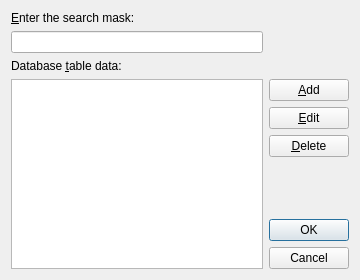
olgerd27/gtes_starts, file gtes_starts/dlgs/simple_db_table_dialog.ui: the form before one commit.
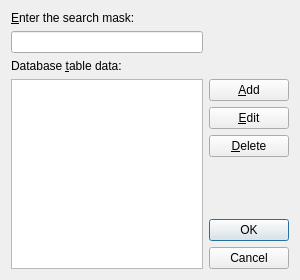
The form after the commit. Icons and pictures are not drawn.

The edit to the form file:
```diff
--- a/gtes_starts/dlgs/simple_db_table_dialog.ui
+++ b/gtes_starts/dlgs/simple_db_table_dialog.ui
@@ -6,7 +6,7 @@
    <rect>
     <x>0</x>
     <y>0</y>
-    <width>360</width>
+    <width>300</width>
     <height>280</height>
    </rect>
   </property>
```
Left out of the diff: 10 changed lines with no effect on the pictures.
